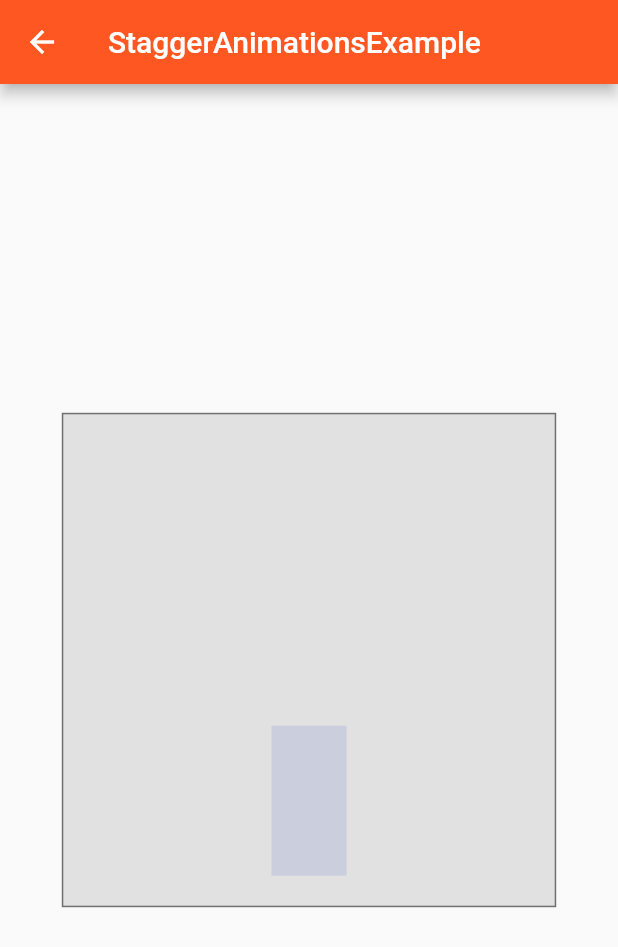
After one commit to VlatkovicB/flutter_playground, a Flutter app: the StaggerAnimationsExample screen opened by its route, on a phone screen of 412 x 824 dp. The commit adds this screen. Shown: the top 947 px of the screen. Run offline on Flutter 3.47's test engine with Material 2 defaults, Android fonts, the phone set to English and light mode, and no system bars; Roboto replaces fonts that are missing (Roboto-Regular.ttf).

Commit message:
Done animation

```diff
--- a/lib/imports.dart
+++ b/lib/imports.dart
@@ -11,6 +11,7 @@ export './screens/bottom_navigation_example.dart';
 export './screens/animated_icons_example.dart';
 export './screens/animated_size_example.dart';
 export './screens/progress_button_example.dart';
+export './screens/stagger_animations_example.dart';
 
 // WIDGETS
 export './widgets/menu_button.dart';
--- a/lib/main.dart
+++ b/lib/main.dart
@@ -24,6 +24,7 @@ class MyApp extends StatelessWidget {
         AnimatedIconsExample.routeName: (ctx) => AnimatedIconsExample(),
         AnimatedSizeExample.routeName: (ctx) => AnimatedSizeExample(),
         ProgressButtonExample.routeName: (ctx) => ProgressButtonExample(),
+        StaggerAnimationsExample.routeName: (ctx) => StaggerAnimationsExample(),
       },
     );
   }
--- a/lib/screens/home_page.dart
+++ b/lib/screens/home_page.dart
@@ -55,6 +55,9 @@ class _HomePageState extends State<HomePage> with TickerProviderStateMixin {
     MenuButton(
         routeName: ProgressButtonExample.routeName,
         title: "Progress Button Example"),
+    MenuButton(
+        routeName: StaggerAnimationsExample.routeName,
+        title: "Stagger Animations Example"),
   ];
 
   void _toggleView() {
--- /dev/null
+++ b/lib/screens/stagger_animations_example.dart
@@ -0,0 +1,193 @@
+import 'package:flutter/material.dart';
+
+class StaggerAnimationsExample extends StatefulWidget {
+  static const String routeName = '/staggeranimations-example';
+
+  @override
+  _StaggerAnimationsExampleState createState() =>
+      _StaggerAnimationsExampleState();
+}
+
+class _StaggerAnimationsExampleState extends State<StaggerAnimationsExample>
+    with TickerProviderStateMixin {
+  AnimationController _animationController;
+
+  @override
+  void initState() {
+    _animationController =
+        AnimationController(vsync: this, duration: Duration(seconds: 2));
+    super.initState();
+  }
+
+  @override
+  void dispose() {
+    _animationController.dispose();
+    super.dispose();
+  }
+
+  Future<void> _playAnimation() async {
+    try {
+      await _animationController.forward().orCancel;
+      await _animationController.reverse().orCancel;
+    } on TickerCanceled {
+      print('Ticker canceled.');
+    }
+  }
+
+  @override
+  Widget build(BuildContext context) {
+    double size = MediaQuery.of(context).size.width * 0.8;
+
+    return Scaffold(
+      appBar: AppBar(
+        title: Text('StaggerAnimationsExample'),
+      ),
+      body: GestureDetector(
+        onTap: _playAnimation,
+        child: Center(
+          child: Container(
+            width: size,
+            height: size,
+            decoration: BoxDecoration(
+              color: Colors.black.withOpacity(0.1),
+              border: Border.all(
+                color: Colors.black.withOpacity(0.5),
+              ),
+            ),
+            child: ToBeAnimated(
+              controller: _animationController,
+            ),
+          ),
+        ),
+      ),
+    );
+  }
+}
+
+class ToBeAnimated extends StatelessWidget {
+  final AnimationController controller;
+
+  ToBeAnimated({this.controller});
+  @override
+  Widget build(BuildContext context) {
+    return AnimatedBuilder(
+      animation: controller,
+      builder: (ctx, child) => Container(
+        padding: _padding(),
+        alignment: Alignment.bottomCenter,
+        child: Opacity(
+          opacity: _opacity(),
+          child: Container(
+            width: _width(context),
+            height: _height(context),
+            decoration: BoxDecoration(
+              color: _color(context),
+              border: Border.all(
+                color: _color(context),
+                width: 3,
+              ),
+              borderRadius: _borderRadius(context),
+            ),
+          ),
+        ),
+      ),
+    );
+  }
+
+  EdgeInsets _padding() {
+    return EdgeInsetsTween(
+      begin: const EdgeInsets.only(bottom: 20),
+      end: const EdgeInsets.only(bottom: 75),
+    )
+        .animate(
+          CurvedAnimation(
+            reverseCurve: Curves.fastLinearToSlowEaseIn,
+            parent: controller,
+            curve: Interval(
+              0.250,
+              0.395,
+              curve: Curves.ease,
+            ),
+          ),
+        )
+        .value;
+  }
+
+  double _opacity() {
+    return Tween<double>(end: 1, begin: 0.2)
+        .animate(
+          CurvedAnimation(
+            parent: controller,
+            reverseCurve: Curves.easeIn,
+            curve: Interval(0, 0.100, curve: Curves.ease),
+          ),
+        )
+        .value;
+  }
+
+  double _width(BuildContext context) {
+    return Tween<double>(
+      begin: 50,
+      end: MediaQuery.of(context).size.width * 0.5,
+    )
+        .animate(
+          CurvedAnimation(
+            parent: controller,
+            curve: Interval(
+              0.125,
+              0.270,
+              curve: Curves.bounceInOut,
+            ),
+            reverseCurve: Curves.fastLinearToSlowEaseIn,
+          ),
+        )
+        .value;
+  }
+
+  double _height(BuildContext context) {
+    return Tween<double>(
+      begin: 100,
+      end: MediaQuery.of(context).size.width * 0.5,
+    )
+        .animate(
+          CurvedAnimation(
+            curve: Interval(0.270, 0.395, curve: Curves.ease),
+            reverseCurve: Curves.fastLinearToSlowEaseIn,
+            parent: controller,
+          ),
+        )
+        .value;
+  }
+
+  BorderRadius _borderRadius(BuildContext context) {
+    return BorderRadiusTween(
+      begin: BorderRadius.circular(0),
+      end: BorderRadius.circular(MediaQuery.of(context).size.width * 0.5 / 2),
+    )
+        .animate(
+          CurvedAnimation(
+            parent: controller,
+            reverseCurve: Curves.fastLinearToSlowEaseIn,
+            curve: Interval(
+              0.395,
+              0.520,
+              curve: Curves.ease,
+            ),
+          ),
+        )
+        .value;
+  }
+
+  Color _color(BuildContext context) {
+    return ColorTween(
+            begin: Colors.indigo[300], end: Theme.of(context).accentColor)
+        .animate(
+          CurvedAnimation(
+            curve: Interval(0.520, 0.770, curve: Curves.ease),
+            parent: controller,
+            reverseCurve: Curves.fastLinearToSlowEaseIn,
+          ),
+        )
+        .value;
+  }
+}
--- a/lib/screens/tab_bar_example.dart
+++ b/lib/screens/tab_bar_example.dart
@@ -1,27 +1,7 @@
 import 'package:flutter/material.dart';
 
-class TabBarExample extends StatefulWidget {
+class TabBarExample extends StatelessWidget  {
   static const String routeName = '/tabbar-example';
-
-  @override
-  _TabBarExampleState createState() => _TabBarExampleState();
-}
-
-class _TabBarExampleState extends State<TabBarExample>
-    with SingleTickerProviderStateMixin {
-  TabController _tabController;
-
-  @override
-  void initState() {
-    _tabController = TabController(length: 3, vsync: this);
-    super.initState();
-  }
-
-  @override
-  void dispose() {
-    _tabController.dispose();
-    super.dispose();
-  }
 
   @override
   Widget build(BuildContext context) {
@@ -42,7 +22,6 @@ class _TabBarExampleState extends State<TabBarExample>
                 text: 'Tab 3',
               ),
             ],
-            controller: _tabController,
           ),
         ),
         body: TabBarView(
```
